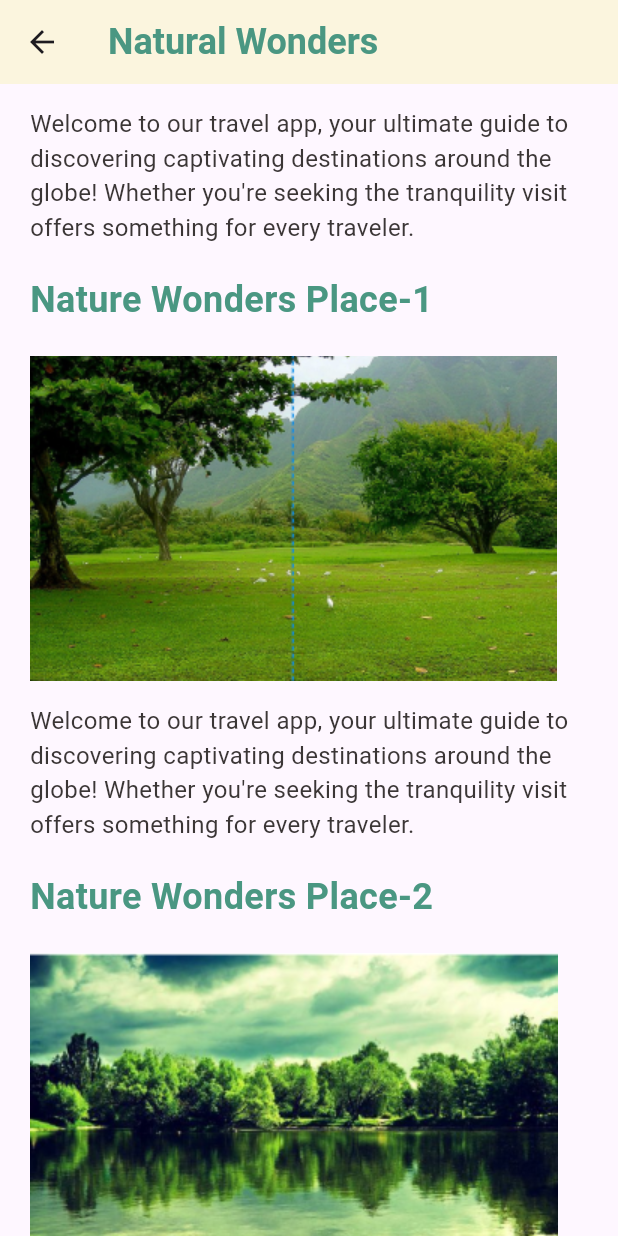
After one commit to sandunanjana/Gallary_App, a Flutter app: the screen it shows after launch, after a tap on "Natural Wonders", on a phone screen of 412 x 824 dp. The commit adds this screen. Run offline on Flutter 3.47's test engine with Material 3 defaults, Android fonts, the phone set to English and light mode, and no system bars.

Commit message:
creat a natural wonder page

```diff
--- a/lib/main.dart
+++ b/lib/main.dart
@@ -1,5 +1,6 @@
 import 'package:flutter/material.dart';
 import 'package:gallary_app/pages/home_page.dart';
+
 
 void main() {
   runApp(const MyApp());
--- a/lib/pages/home_page.dart
+++ b/lib/pages/home_page.dart
@@ -1,4 +1,5 @@
 import 'package:flutter/material.dart';
+import 'package:gallary_app/pages/natural_wonder_page.dart';
 import 'package:gallary_app/widget/home_pageWidget/category_card.dart';
 
 class HomePage extends StatelessWidget {
@@ -56,7 +57,7 @@ class HomePage extends StatelessWidget {
                   ),
                 ),
                 const SizedBox(height: 20),
-                Image.asset("assets/home_page1.png", fit: BoxFit.cover),
+                Image.asset("assets/home_page01.png", fit: BoxFit.cover),
                 const SizedBox(height: 20),
                 Text(
                   "Select a Place from the categories",
@@ -73,10 +74,15 @@ class HomePage extends StatelessWidget {
                     Row(
                       mainAxisAlignment: MainAxisAlignment.spaceBetween,
                       children: [
-                        CategoryCard(
-                          backGroundColor: Color(0xFF113F67),
-                          cardWight: 155,
-                          cardTitle: "Natural Wonders",
+                        GestureDetector(
+                          onTap: () {
+                            Navigator.push(context, MaterialPageRoute(builder: (context) => const NaturalWonderPage(),),);
+                          },
+                          child: CategoryCard(
+                            backGroundColor: Color(0xFF113F67),
+                            cardWight: 155,
+                            cardTitle: "Natural Wonders",
+                          ),
                         ),
                         CategoryCard(
                           backGroundColor: Color(0xFF113F67),
@@ -84,7 +90,6 @@ class HomePage extends StatelessWidget {
                           cardTitle: "Nightlife",
                         ),
                       ],
-
                     ),
                     SizedBox(height: 20),
                     Row(
@@ -102,13 +107,13 @@ class HomePage extends StatelessWidget {
                         ),
                       ],
                     ),
-                      SizedBox(height: 20),
+                    SizedBox(height: 20),
                     Row(
                       mainAxisAlignment: MainAxisAlignment.center,
                       children: [
                         CategoryCard(
                           backGroundColor: Color(0xFF58A0C8),
-                          cardWight:155 * 2,
+                          cardWight: 155 * 2,
                           cardTitle: "Book For A Ride Today!",
                         ),
                       ],
--- /dev/null
+++ b/lib/pages/natural_wonder_page.dart
@@ -0,0 +1,49 @@
+import 'package:flutter/material.dart';
+import 'package:gallary_app/widget/naturalWondersWigget/places_card.dart';
+
+class NaturalWonderPage extends StatelessWidget {
+  const NaturalWonderPage({super.key});
+
+  @override
+  Widget build(BuildContext context) {
+    return Scaffold(
+      appBar: AppBar(
+        backgroundColor: const Color(0xFFFBF5DE),
+        title: const Text("Natural Wonders",
+        style: TextStyle(
+          fontSize: 24.0,
+          fontWeight: FontWeight.bold,
+          color: Color(0xFF4A9782),
+        ),
+        ),
+      ),
+
+      body: SingleChildScrollView(
+        child: Padding(
+          padding: const EdgeInsets.symmetric(horizontal: 20.0, vertical: 15.0),
+          child: Column(
+            children: [
+              Text(
+                "Welcome to our travel app, your ultimate guide to discovering captivating destinations around the globe! Whether you're seeking the tranquility visit offers something for every traveler.",
+                style: const TextStyle(
+                  fontSize: 16,
+                  color: Color(0xFF3B3636),
+                ),
+              ),
+              const SizedBox(height: 20),
+              PlacesCard(title: 'Nature Wonders Place-1', disciption: "Welcome to our travel app, your ultimate guide to discovering captivating destinations around the globe! Whether you're seeking the tranquility visit offers something for every traveler.", imageUrl: 'assets/nature_wonder1.png',),
+
+              const SizedBox(height: 20),
+              PlacesCard(title: 'Nature Wonders Place-2', disciption: "Welcome to our travel app, your ultimate guide to discovering captivating destinations around the globe! Whether you're seeking the tranquility visit offers something for every traveler.", imageUrl: 'assets/nature_wonder2.png',),
+
+              const SizedBox(height: 20),
+              PlacesCard(title: 'Nature Wonders Place-3', disciption: "Welcome to our travel app, your ultimate guide to discovering captivating destinations around the globe! Whether you're seeking the tranquility visit offers something for every traveler.", imageUrl: 'assets/nature_wonder3.png',),
+              SizedBox(height: 15,)
+            ],
+          ),
+        ),
+      ),
+
+    );
+  }
+}
--- /dev/null
+++ b/lib/widget/naturalWondersWigget/places_card.dart
@@ -0,0 +1,34 @@
+import 'package:flutter/material.dart';
+
+class PlacesCard extends StatelessWidget {
+  final String title;
+    final String disciption;
+    final String imageUrl;
+
+  const PlacesCard({super.key, required this.title, required this.disciption, required this.imageUrl});
+
+  @override
+  Widget build(BuildContext context) {
+    return Column(
+      crossAxisAlignment: CrossAxisAlignment.start,
+      children: [
+        Text(title,
+            style: TextStyle(
+              fontSize: 24.0,
+              fontWeight: FontWeight.bold,
+              color: const Color(0xFF4A9782),
+            )),
+        const SizedBox(height: 20),
+        Image.asset(imageUrl, fit: BoxFit.cover),
+        const SizedBox(height: 15),
+        Text(
+          disciption,
+          style: const TextStyle(
+            fontSize: 16,
+            color: Color(0xFF3B3636),
+          ),
+        ),
+      ],
+    );
+  }
+}
```
Also changed, not shown: pubspec.yaml (+6 -1 lines), assets/home_page01.png (added), assets/home_page1.png (deleted), assets/nature_wonder1.png (added), assets/nature_wonder2.png (added), assets/nature_wonder3.png (added).
